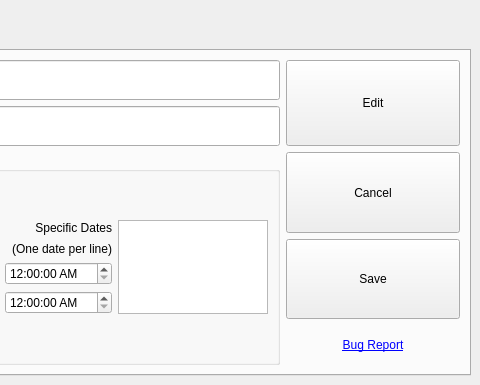
Above: packages/app/ui/main_window.ui from mrjohannchang/cycu-clock-in-clock-out-desktop before the change; both pictures show x 270 to 750 and y 342 to 727 of the 750 by 727 pixel window. Below: the same form after it.
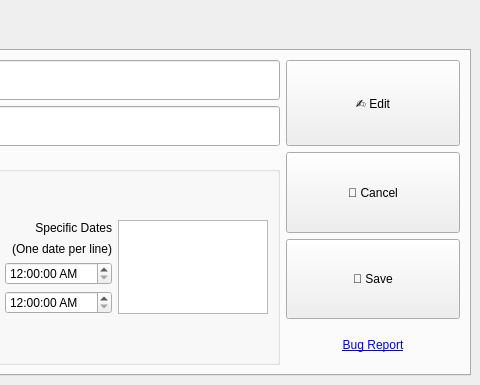
That is the form after the change. Icons and pictures are not drawn.

Commit message: Add Unicode emoji to buttons

What changed in the file:
```diff
--- a/packages/app/ui/main_window.ui
+++ b/packages/app/ui/main_window.ui
@@ -104,7 +104,7 @@
                  </sizepolicy>
                 </property>
                 <property name="text">
-                 <string>Cancel</string>
+                 <string>🤷 Cancel</string>
                 </property>
                </widget>
               </item>
@@ -293,7 +293,7 @@
                  </sizepolicy>
                 </property>
                 <property name="text">
-                 <string>Edit</string>
+                 <string>✍ Edit</string>
                 </property>
                </widget>
               </item>
@@ -306,7 +306,7 @@
                  </sizepolicy>
                 </property>
                 <property name="text">
-                 <string>Save</string>
+                 <string>💾 Save</string>
                 </property>
                </widget>
               </item>
```
Left out of the diff: 10 changed lines with no effect on the pictures. The commit also changes 1 other file.
